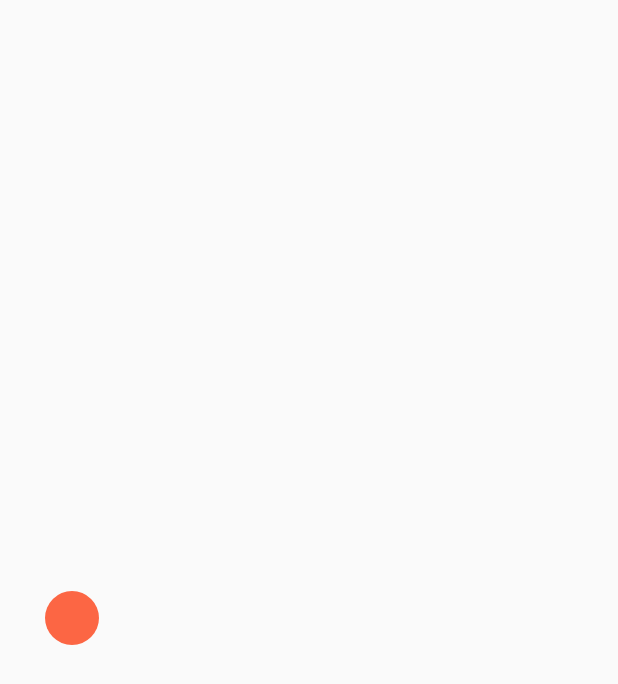
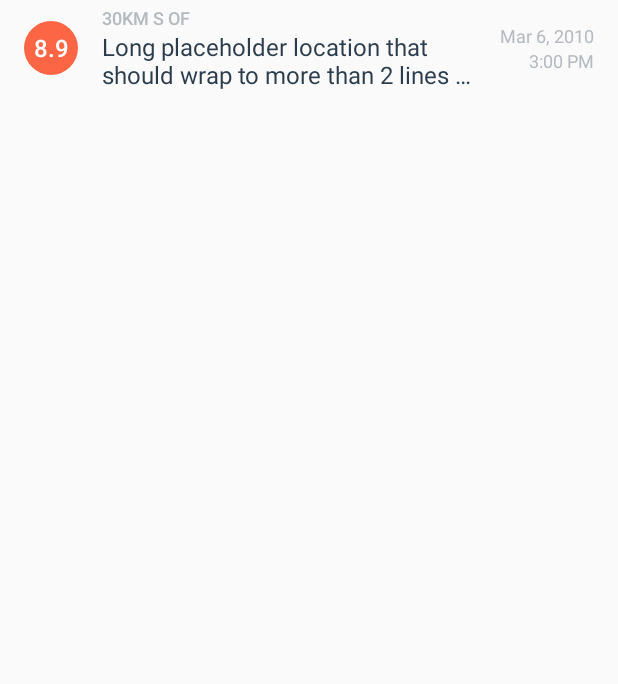
Before and after one commit to ebuchheim/QuakeList, an Android app: the layout list_item.xml on its own in the app's theme, with its tools: preview values and no code run, on a phone screen of 412 x 824 dp. Shown: the top 684 px of the screen. Run offline under Robolectric (Android 15) with nearby library versions, the phone set to English and light mode, and no system bars.

Commit message:
Add visual polish

```diff
--- a/app/src/main/java/com/example/android/quakereport/EarthquakeAdapter.java
+++ b/app/src/main/java/com/example/android/quakereport/EarthquakeAdapter.java
@@ -17,7 +17,6 @@ import java.text.SimpleDateFormat;
 import java.util.Date;
 import java.text.DecimalFormat;
 import android.graphics.drawable.GradientDrawable;
-import static com.example.android.quakereport.R.id.location;
 import static com.example.android.quakereport.R.id.magnitude;
 
 /**
--- a/app/src/main/res/layout/list_item.xml
+++ b/app/src/main/res/layout/list_item.xml
@@ -1,8 +1,12 @@
-<?xml version="1.0" encoding="utf-8"?>
 <LinearLayout xmlns:android="http://schemas.android.com/apk/res/android"
-    android:orientation="horizontal" android:layout_width="match_parent"
-    android:layout_height="match_parent"
-    android:padding="30dp">
+    xmlns:tools="http://schemas.android.com/tools"
+    android:layout_width="match_parent"
+    android:layout_height="?android:attr/listPreferredItemHeight"
+    android:orientation="horizontal"
+    android:paddingEnd="16dp"
+    android:paddingLeft="16dp"
+    android:paddingRight="16dp"
+    android:paddingStart="16dp">
 
     <TextView
         android:id="@+id/magnitude"
@@ -13,31 +17,67 @@
         android:fontFamily="sans-serif-medium"
         android:gravity="center"
         android:textColor="#FFFFFF"
-        android:textSize="16sp" />
+        android:textSize="16sp"
+        tools:text="8.9" />
+
+    <LinearLayout
+        android:layout_width="0dp"
+        android:layout_height="wrap_content"
+        android:layout_gravity="center_vertical"
+        android:layout_marginLeft="16dp"
+        android:layout_marginStart="16dp"
+        android:layout_weight="1"
+        android:orientation="vertical">
 
         <TextView
             android:id="@+id/location_descriptor"
-        android:layout_marginLeft="16dp"
-        android:layout_width="0dp"
+            android:layout_width="wrap_content"
             android:layout_height="wrap_content"
-        android:layout_weight="1" />
+            android:ellipsize="end"
+            android:fontFamily="sans-serif-medium"
+            android:maxLines="1"
+            android:textAllCaps="true"
+            android:textColor="@color/textColorEarthquakeDetails"
+            android:textSize="12sp"
+            tools:text="30km S of" />
 
         <TextView
-        android:layout_width="0dp"
+            android:id="@+id/location"
+            android:layout_width="wrap_content"
             android:layout_height="wrap_content"
-        android:layout_weight="1"
-        android:id="@+id/location" />
+            android:ellipsize="end"
+            android:maxLines="2"
+            android:textColor="@color/textColorEarthquakeLocation"
+            android:textSize="16sp"
+            tools:text="Long placeholder location that should wrap to more than 2 lines of text" />
+
+    </LinearLayout>
+
+    <LinearLayout
+        android:layout_width="wrap_content"
+        android:layout_height="wrap_content"
+        android:layout_gravity="center_vertical"
+        android:layout_marginLeft="16dp"
+        android:layout_marginStart="16dp"
+        android:orientation="vertical">
 
         <TextView
-        android:layout_width="0dp"
+            android:id="@+id/date"
+            android:layout_width="wrap_content"
             android:layout_height="wrap_content"
-        android:layout_weight="1"
-        android:id="@+id/date"/>
+            android:layout_gravity="end"
+            android:textColor="@color/textColorEarthquakeDetails"
+            android:textSize="12sp"
+            tools:text="Mar 6, 2010" />
 
         <TextView
-        android:layout_width="0dp"
+            android:id="@+id/time"
+            android:layout_width="wrap_content"
             android:layout_height="wrap_content"
-        android:layout_weight="1"
-        android:id="@+id/time"/>
+            android:layout_gravity="end"
+            android:textColor="@color/textColorEarthquakeDetails"
+            android:textSize="12sp"
+            tools:text="3:00 PM" />
 
     </LinearLayout>
+</LinearLayout>
```
Lines whose indentation alone changed are shown as unchanged.
